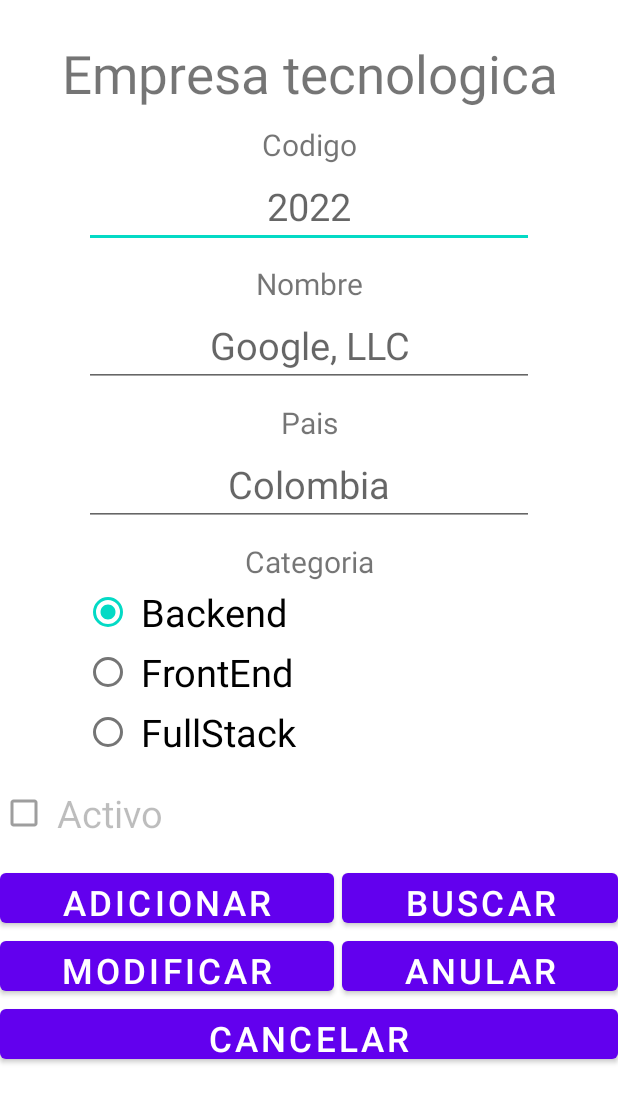
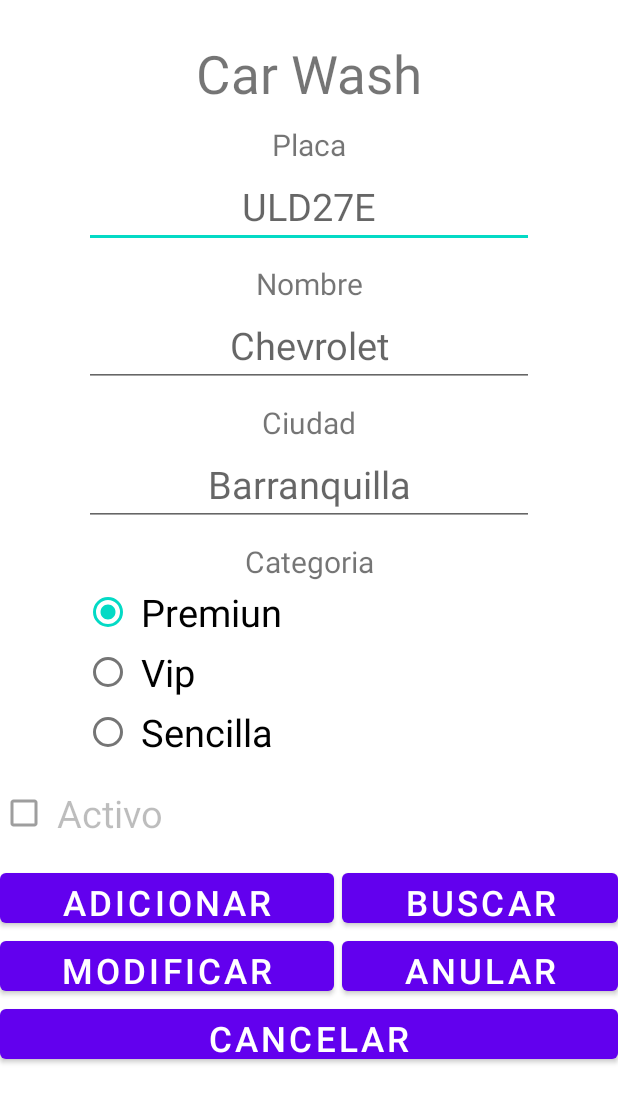
Before and after one commit to Te0t/empresasTecnologicas, an Android app: the screen it shows after launch (MainActivity), on a phone screen of 412 x 824 dp. Shown: the top 1103 px of the screen. Run offline under Robolectric (Android 15) with nearby library versions, the phone set to English and light mode, and no system bars; our stand-ins replace Firebase (no records; nobody signed in at launch, a user with empty details on screens opened directly).

Commit message:
se realizan modificaciones

```diff
--- a/app/src/main/res/layout/activity_main.xml
+++ b/app/src/main/res/layout/activity_main.xml
@@ -13,7 +13,7 @@
         android:layout_marginTop="25dp"
         android:textSize="35dp"
         android:gravity="center"
-        android:text="Empresa tecnologica" />
+        android:text="Car Wash" />
 
     <TextView
         android:layout_width="300dp"
@@ -22,7 +22,7 @@
         android:layout_marginTop="10dp"
         android:layout_height="wrap_content"
         android:textSize="20dp"
-        android:text="Codigo" />
+        android:text="Placa" />
 
     <EditText
         android:id="@+id/etcodigo"
@@ -33,7 +33,7 @@
         android:layout_height="wrap_content"
         android:ems="10"
         android:inputType="textPersonName"
-        android:hint="2022" />
+        android:hint="ULD27E" />
 
     <TextView
         android:layout_width="300dp"
@@ -53,7 +53,7 @@
         android:layout_height="wrap_content"
         android:ems="10"
         android:inputType="textPersonName"
-        android:hint="Google, LLC" />
+        android:hint="Chevrolet" />
 
     <TextView
         android:layout_width="300dp"
@@ -62,7 +62,7 @@
         android:layout_marginTop="10dp"
         android:layout_height="wrap_content"
         android:textSize="20dp"
-        android:text="Pais" />
+        android:text="Ciudad" />
 
     <EditText
         android:id="@+id/etciudad"
@@ -73,7 +73,7 @@
         android:layout_height="wrap_content"
         android:ems="10"
         android:inputType="textPersonName"
-        android:hint="Colombia" />
+        android:hint="Barranquilla" />
 
     <TextView
         android:layout_width="300dp"
@@ -100,21 +100,21 @@
                 android:textSize="25dp"
                 android:checked="true"
                 android:layout_height="40dp"
-                android:text=" Backend" />
+                android:text=" Premiun" />
 
             <RadioButton
                 android:id="@+id/rbascenso"
                 android:layout_width="match_parent"
                 android:textSize="25dp"
                 android:layout_height="40dp"
-                android:text=" FrontEnd" />
+                android:text=" Vip" />
 
             <RadioButton
                 android:id="@+id/rbaficionado"
                 android:layout_width="match_parent"
                 android:textSize="25dp"
                 android:layout_height="40dp"
-                android:text=" FullStack" />
+                android:text=" Sencilla" />
         </RadioGroup>
     </LinearLayout>
 
@@ -190,4 +190,5 @@
             android:onClick="Anular"
             android:text="Cancelar" />
     </LinearLayout>
+
 </LinearLayout>
--- a/build.gradle
+++ b/build.gradle
@@ -4,8 +4,8 @@ buildscript {
     }
 }// Top-level build file where you can add configuration options common to all sub-projects/modules.
 plugins {
-    id 'com.android.application' version '7.2.1' apply false
-    id 'com.android.library' version '7.2.1' apply false
+    id 'com.android.application' version '7.3.1' apply false
+    id 'com.android.library' version '7.3.1' apply false
 }
 
 task clean(type: Delete) {
```
Also changed, not shown: gradle/wrapper/gradle-wrapper.properties.
